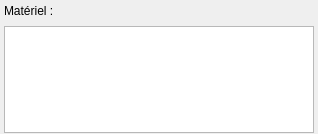
This is ui/c_equipementsview.ui in UgVo/recipe_manager as Qt 5 draws it before an edit. The edited form follows.
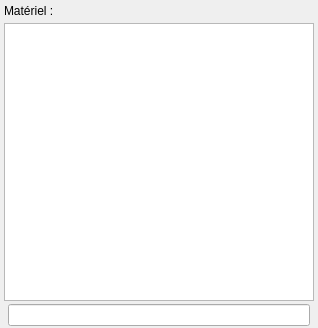
This is the edited form.

Commit message:
handling of the equipments in edit mode
equipments' edit mode, changes in the c_stepView edition mode to show the equipments widget

The edit to the form file:
```diff
--- a/ui/c_equipementsview.ui
+++ b/ui/c_equipementsview.ui
@@ -7,7 +7,7 @@
     <x>0</x>
     <y>0</y>
     <width>318</width>
-    <height>134</height>
+    <height>328</height>
    </rect>
   </property>
   <property name="windowTitle">
@@ -33,7 +33,7 @@
     <widget class="QWidget" name="widget" native="true">
      <layout class="QVBoxLayout" name="verticalLayout">
       <property name="spacing">
-       <number>5</number>
+       <number>2</number>
       </property>
       <property name="leftMargin">
        <number>4</number>
@@ -80,6 +80,49 @@
       <item>
        <widget class="QTextEdit" name="textEdit"/>
       </item>
+      <item>
+       <widget class="QWidget" name="widgetEdit" native="true">
+        <property name="minimumSize">
+         <size>
+          <width>0</width>
+          <height>24</height>
+         </size>
+        </property>
+        <property name="maximumSize">
+         <size>
+          <width>16777215</width>
+          <height>24</height>
+         </size>
+        </property>
+        <layout class="QHBoxLayout" name="horizontalLayout_3">
+         <property name="spacing">
+          <number>2</number>
+         </property>
+         <property name="leftMargin">
+          <number>4</number>
+         </property>
+         <property name="topMargin">
+          <number>1</number>
+         </property>
+         <property name="rightMargin">
+          <number>4</number>
+         </property>
+         <property name="bottomMargin">
+          <number>1</number>
+         </property>
+         <item>
+          <widget class="QLineEdit" name="newEquipment">
+           <property name="minimumSize">
+            <size>
+             <width>0</width>
+             <height>20</height>
+            </size>
+           </property>
+          </widget>
+         </item>
+        </layout>
+       </widget>
+      </item>
      </layout>
     </widget>
    </item>
```
The commit also changes 3 other files.
